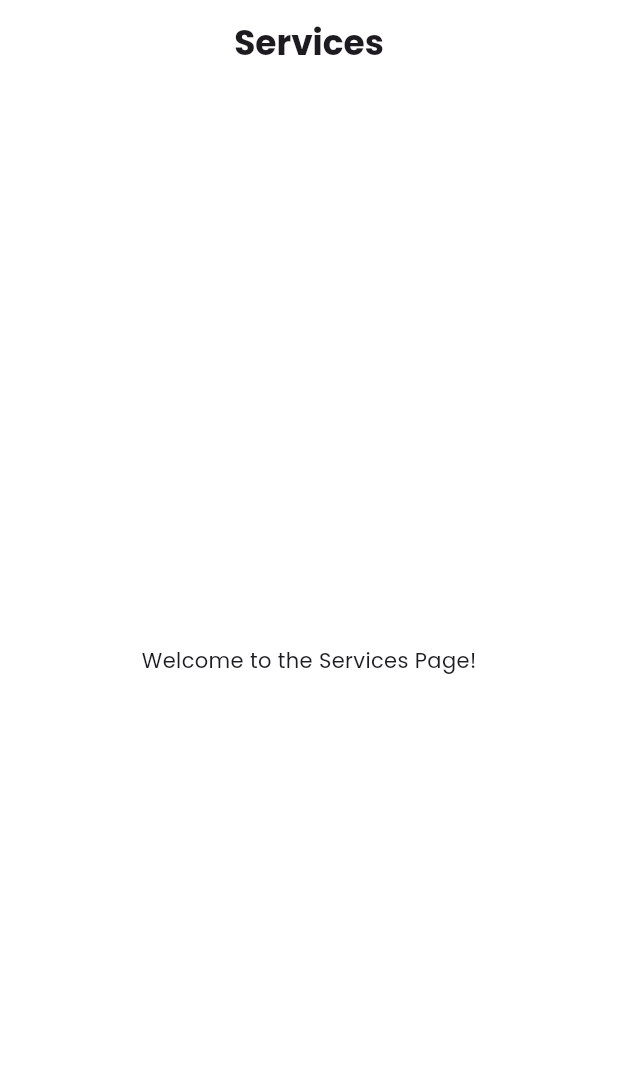
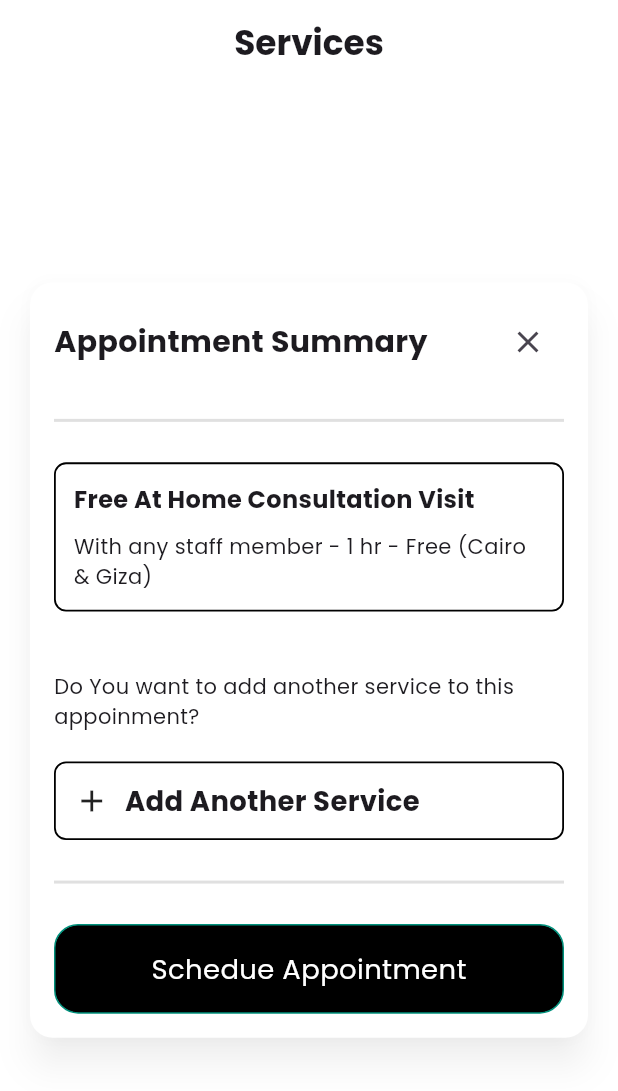
Before and after one commit to graduationproject273/graduatinproject, a Flutter app: the ServicesView screen opened by its route, on a phone screen of 412 x 824 dp. Shown: the top 1091 px of the screen. Run offline on Flutter 3.47's test engine with Material 3 defaults, Android fonts, the phone set to English and light mode, and no system bars; our stand-ins replace bloc, dartz, device_preview, dio, dots_indicator, equatable and 8 more; missing offline and left inert: data_connection_checker_tv; accounts and stored records are empty.

Commit message:
add appoinmetn widget

```diff
--- a/lib/core/routeing/app_routing.dart
+++ b/lib/core/routeing/app_routing.dart
@@ -25,6 +25,7 @@ import 'package:gradution/featrues/reviews/presentation/view/reviews_view.dart';
 import 'package:gradution/featrues/reviews/presentation/view/add_reviews_view.dart';
 import 'package:gradution/featrues/sellerDashboard/presentation/pages/seller_dashboard_view.dart';
 import 'package:gradution/featrues/services/presentation/pages/services_view.dart';
+import 'package:gradution/featrues/services/presentation/widgets/appointment_widget.dart';
 
 final GlobalKey<SliderDrawerState> sliderKey = GlobalKey<SliderDrawerState>();
 
@@ -119,6 +120,9 @@ final GoRouter router = GoRouter(
     GoRoute(path: Routes.signupseller,
     builder: (context, state) => const SellerStepsPage(),
     ),
+    GoRoute(path: Routes.apponimentwidget,
+    builder: (context, state) => const AppointmentDialog(),
+    ),
     // أضف هنا أي Routes إضافية
   ],
   errorBuilder: (context, state) => const Scaffold(
--- a/lib/core/routeing/routes.dart
+++ b/lib/core/routeing/routes.dart
@@ -22,4 +22,5 @@ class Routes {
   static const String otpwidget = '/otpwidget';
   static const String signupseller = '/signupseller';
   static const String service = '/service';
+  static const String apponimentwidget = '/apponimentwidget';
 }
--- a/lib/core/widgets/custom_button.dart
+++ b/lib/core/widgets/custom_button.dart
@@ -8,7 +8,8 @@ class CustomButton extends StatelessWidget {
   final Color? textcolor;
   final Color? buttonbodycolor;
   final void Function()? onTap;
-  const CustomButton({super.key, required this.text, this.onTap, this.bordercolor, this.textcolor, this.buttonbodycolor,});
+  final FontWeight? fontWeight;
+  const CustomButton({super.key, required this.text, this.onTap, this.bordercolor, this.textcolor, this.buttonbodycolor, this.fontWeight,});
 
   @override
   Widget build(BuildContext context) {
@@ -28,7 +29,7 @@ class CustomButton extends StatelessWidget {
             style: TextStyle(
               color: textcolor ?? Colors.white,
               fontSize: 16.sp,
-              fontWeight: FontWeight.bold,
+              fontWeight:fontWeight?? FontWeight.bold,
             ),
           ),
         ),
--- a/lib/featrues/services/presentation/pages/services_view.dart
+++ b/lib/featrues/services/presentation/pages/services_view.dart
@@ -1,5 +1,6 @@
 import 'package:flutter/material.dart';
 import 'package:gradution/core/styles/textstyles.dart';
+import 'package:gradution/featrues/services/presentation/widgets/appointment_widget.dart';
 
 class ServicesView extends StatelessWidget {
   const ServicesView({super.key});
@@ -13,9 +14,11 @@ class ServicesView extends StatelessWidget {
         backgroundColor: Colors.white,
       ),
       backgroundColor: Colors.white,
-      body: const Center(
-        child: Text('Welcome to the Services Page!'),
-      ),
+      body: AppointmentDialog()
     );
   }
 }
+
+/*const Center(
+        child: Text('Welcome to the Services Page!'),
+      ),*/
--- /dev/null
+++ b/lib/featrues/services/presentation/widgets/appointment_widget.dart
@@ -0,0 +1,84 @@
+import 'package:flutter/material.dart';
+import 'package:go_router/go_router.dart';
+import 'package:gradution/core/styles/textstyles.dart';
+import 'package:gradution/core/widgets/custom_button.dart';
+import 'package:gradution/featrues/services/presentation/widgets/container_in_appoinment.dart';
+
+class AppointmentDialog extends StatelessWidget {
+  const AppointmentDialog({super.key});
+
+  @override
+  Widget build(BuildContext context) {
+    return Dialog(
+      backgroundColor: Colors.white,
+      elevation: 10,
+      shadowColor: Colors.black.withOpacity(0.3),
+      insetPadding: const EdgeInsets.all(20),
+      shape: RoundedRectangleBorder(
+        borderRadius: BorderRadius.circular(15),
+      ),
+      child: SingleChildScrollView(
+        child: Padding(
+          padding: const EdgeInsets.all(16.0),
+          child: Column(
+            children: [
+              Row(
+                children: [
+                  const Text(
+                    'Appointment Summary',
+                    style: TextStyle(
+                      fontSize: 20,
+                      fontWeight: FontWeight.bold,
+                    ),
+                  ),
+                  const Spacer(),
+                  IconButton(
+                    icon: const Icon(Icons.close),
+                    onPressed: () => GoRouter.of(context).pop(context),
+                  ),
+                ],
+              ),
+              const SizedBox(height: 20),
+              Divider(
+                color: const Color.fromRGBO(224, 224, 224, 1),
+                thickness: 2,
+              ),
+              const SizedBox(height: 20),
+              ContainerInAppoinment(child: Column(
+                  crossAxisAlignment: CrossAxisAlignment.start,
+                  children: const [
+                    Text(
+                      'Free At Home Consultation Visit',
+                      style: TextStyle(
+                        fontSize: 16,
+                        fontWeight: FontWeight.bold,
+                      ),
+                    ),
+                    SizedBox(height: 10),
+                    Text('With any staff member - 1 hr - Free (Cairo & Giza)'),
+                  ],
+                ),),
+              const SizedBox(height: 40),
+              Text('Do You want to add another service to this appoinment?'),
+              SizedBox(height: 20,),
+             ContainerInAppoinment(child: Row(
+                  children: [
+                    Icon(Icons.add),
+                    SizedBox(width: 10),
+                    Text('Add Another Service', style: Textstyles.textitemcart,)
+                  ],
+                )),
+              const SizedBox(height: 20),
+              Divider(
+                color: const Color.fromRGBO(224, 224, 224, 1),
+                thickness: 2,
+              ),
+              const SizedBox(height: 20),
+             CustomButton(text: 'Schedue Appointment',onTap: (){},buttonbodycolor: Colors.black,fontWeight: FontWeight.w500,)
+            ],
+          ),
+        ),
+      ),
+    );
+  }
+}
--- /dev/null
+++ b/lib/featrues/services/presentation/widgets/container_in_appoinment.dart
@@ -0,0 +1,21 @@
+import 'package:flutter/material.dart';
+
+class ContainerInAppoinment extends StatelessWidget {
+  const ContainerInAppoinment({super.key, required this.child});
+final Widget child;
+  @override
+  Widget build(BuildContext context) {
+    return   Container(
+                decoration: BoxDecoration(
+                  border: Border.all(
+                    width: 1.2,
+                    color: Colors.black,
+                    style: BorderStyle.solid,
+                  ),
+                  borderRadius: BorderRadius.circular(8),
+                ),
+                padding: const EdgeInsets.all(12),
+                child: child
+              );
+  }
+}
```
